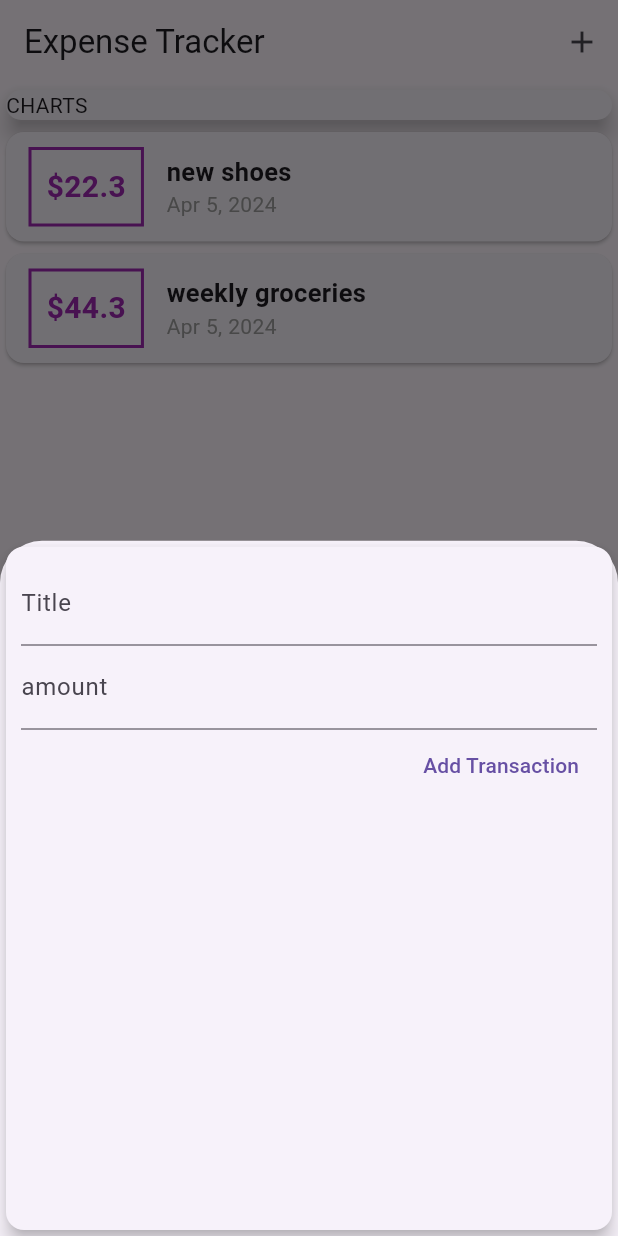
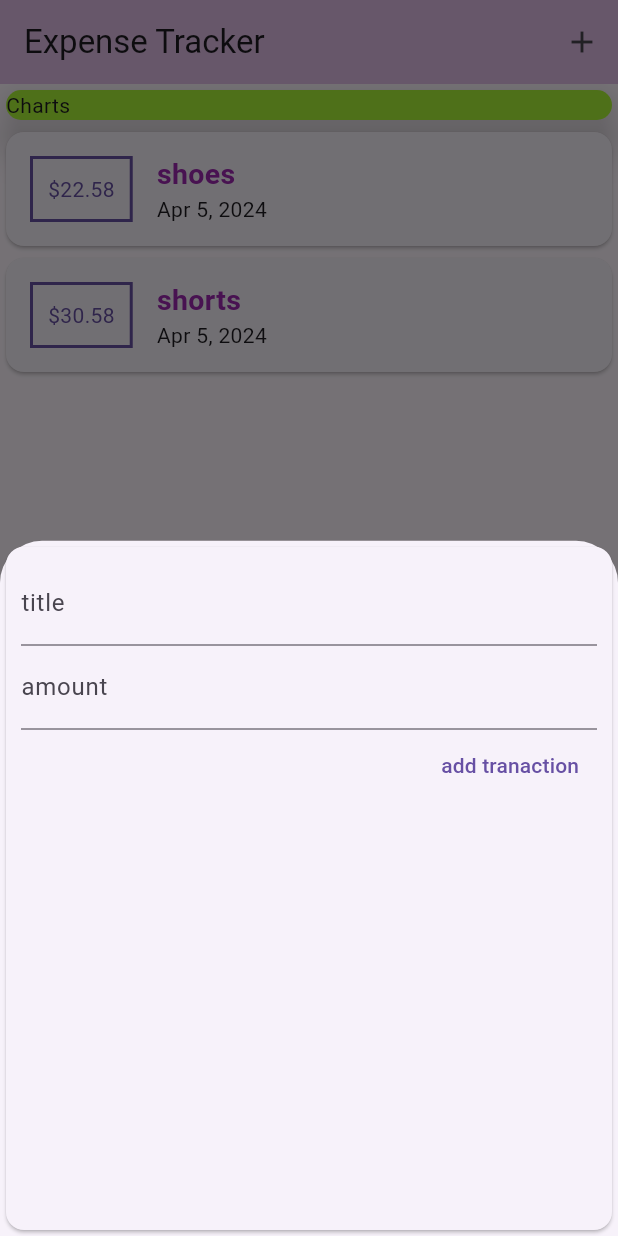
Before and after one commit to Abelmalu/expense-tracker-app, a Flutter app: the screen it shows after launch, after a tap on the "add" icon, on a phone screen of 412 x 824 dp. Run offline on Flutter 3.47's test engine with Material 3 defaults, Android fonts, the light colour scheme and no system bars.

Commit message:
theme made for the app

```diff
--- /dev/null
+++ b/lib/main.dart
@@ -0,0 +1,101 @@
+import 'package:expense_t/models/transaction.dart';
+import 'package:expense_t/widgets/new_transaction.dart';
+import 'package:expense_t/widgets/transaction_list.dart';
+import 'package:flutter/material.dart';
+import 'package:flutter/rendering.dart';
+import 'package:flutter/widgets.dart';
+
+void main() {
+  runApp(MyApp());
+}
+
+class MyApp extends StatelessWidget {
+  @override
+  Widget build(BuildContext context) {
+    return MaterialApp(
+      title: 'Expense Tracker',
+      theme: ThemeData(
+        primarySwatch: Colors.purple,
+      ),
+      home: MyHomePage(),
+    );
+  }
+}
+
+class MyHomePage extends StatefulWidget {
+  @override
+  State<MyHomePage> createState() => _MyHomePageState();
+}
+
+class _MyHomePageState extends State<MyHomePage> {
+  final List<Transaction> _userTranactions = [
+    Transaction(id: 't1', title: 'shoes', amount: 22.58, date: DateTime.now()),
+    Transaction(id: 't2', title: 'shorts', amount: 30.58, date: DateTime.now()),
+  ];
+
+  void _addNewtx(String title, double amount) {
+    print('come on');
+
+    final newTx = Transaction(
+      title: title,
+      amount: amount,
+      id: DateTime.now().toString(),
+      date: DateTime.now(),
+    );
+    setState(() {
+      _userTranactions.add(newTx);
+    });
+  }
+
+  void _startNewTransaction(BuildContext ctx) {
+    showModalBottomSheet(
+        context: ctx,
+        builder: (bctx) {
+          return NewTransaction(_addNewtx);
+        });
+  }
+
+  @override
+  Widget build(BuildContext context) {
+    // TODO: implement build
+    return Scaffold(
+      appBar: AppBar(
+        backgroundColor: Theme.of(context).primaryColorLight,
+        title: Text('Expense Tracker'),
+        actions: [
+          IconButton(
+            icon: Icon(Icons.add),
+            onPressed: () {
+              _startNewTransaction(context);
+            },
+          ),
+        ],
+
+
+      ),
+      body: SingleChildScrollView(
+        child: Column(
+          crossAxisAlignment: CrossAxisAlignment.start,
+          children: [
+            Container(
+              width: double.infinity,
+              child: Card(
+                elevation: 10,
+                color: Color.fromARGB(255, 171, 244, 54),
+                child: Text('Charts'),
+              ),
+            ),
+            TransactionList(_userTranactions),
+          ],
+        ),
+      ),
+      floatingActionButton: FloatingActionButton(
+        child: Icon(Icons.add),
+        onPressed: () {
+          _startNewTransaction(context);
+        },
+      ),
+      floatingActionButtonLocation: FloatingActionButtonLocation.centerFloat,
+    );
+  }
+}
--- a/lib/models/transaction.dart
+++ b/lib/models/transaction.dart
@@ -1,11 +1,12 @@
 class Transaction {
-  final String id;
-  final String title;
-  final double amount;
-  final DateTime date;
+  String id;
+  String title;
+  double amount;
+  DateTime date;
+
   Transaction(
       {required this.id,
+      required this.title,
       required this.amount,
-      required this.title,
       required this.date});
 }
--- a/lib/widgets/main.dart
+++ /dev/null
@@ -1,92 +0,0 @@
-import 'package:expense_t/models/transaction.dart';
-import 'package:expense_t/widgets/new_transaction.dart';
-import 'package:expense_t/widgets/transaction_lsit.dart';
-import 'package:flutter/cupertino.dart';
-import 'package:flutter/material.dart';
-import 'package:flutter/widgets.dart';
-
-void main() {
-  runApp(MaterialApp(home: MyHomepage()));
-}
-
-class MyHomepage extends StatefulWidget {
-  @override
-  State<MyHomepage> createState() => _MyHomepageState();
-}
-
-class _MyHomepageState extends State<MyHomepage> {
-  final List<Transaction> _userTranaction = [
-    Transaction(
-        id: 't1', amount: 22.3, title: 'new shoes', date: DateTime.now()),
-    Transaction(
-        id: 't2',
-        amount: 44.3,
-        title: 'weekly groceries',
-        date: DateTime.now()),
-  ];
-
-  void _addTransaction(String txTitle, double txAmoutn) {
-    final newTx = Transaction(
-      title: txTitle,
-      amount: txAmoutn,
-      date: DateTime.now(),
-      id: DateTime.now().toString(),
-    );
-
-    setState(() {
-      _userTranaction.add(newTx);
-    });
-  }
-
-  // String? titleInput;
-  void _startAddNewtransaction(BuildContext ctx) {
-    showModalBottomSheet(
-        context: ctx,
-        builder: (bCtx) {
-          return NewTransaction(_addTransaction);
-        });
-  }
-
-  @override
-  Widget build(BuildContext context) {
-    return MaterialApp(
-      theme: ThemeData(
-        primarySwatch: Colors.red,
-      ),
-      home: Scaffold(
-        appBar: AppBar(
-          title: Text('Expense Tracker'),
-          actions: [
-            IconButton(
-              onPressed: () {
-                _startAddNewtransaction(context);
-              },
-              icon: Icon(Icons.add),
-            )
-          ],
-        ),
-        body: SingleChildScrollView(
-          child: Column(children: [
-            Container(
-              width: double.infinity,
-              child: Card(
-                elevation: 6,
-                child: Text('CHARTS'),
-              ),
-            ),
-            TransactionList(_userTranaction),
-          ]),
-        ),
-        floatingActionButton: FloatingActionButton(
-          onPressed: () {
-            _startAddNewtransaction(context);
-          },
-          child: Icon(Icons.add),
-
-        ),
-      ),
-    );
-  }
-}
-
-// how can i learn this things to make them play
--- a/lib/widgets/new_transaction.dart
+++ b/lib/widgets/new_transaction.dart
@@ -1,72 +1,59 @@
-import 'package:flutter/cupertino.dart';
 import 'package:flutter/material.dart';
 
 class NewTransaction extends StatefulWidget {
-  final Function addTx;
-
-  NewTransaction(this.addTx);
+  final Function addNewTx;
+  NewTransaction(this.addNewTx);
 
   @override
   State<NewTransaction> createState() => _NewTransactionState();
 }
 
 class _NewTransactionState extends State<NewTransaction> {
-  final titleController = TextEditingController();
+  final titlecontroller = TextEditingController();
 
-  final amountController = TextEditingController();
-
-  void submitData() {
-    final enteredTitle = titleController.text;
-    final enteredAmount = double.parse(amountController.text);
-
-    if (enteredTitle.isEmpty || enteredAmount <= 0) {
-      return;
-    }
-    widget.addTx(
-      titleController.text,
-      double.parse(amountController.text),
-    );
-    Navigator.of(context).pop();
-  }
+  final amountcontroller = TextEditingController();
 
   @override
   Widget build(BuildContext context) {
     return Card(
-      elevation: 5,
       child: Container(
         padding: EdgeInsets.all(10),
-        child: Column(
-          crossAxisAlignment: CrossAxisAlignment.end,
-          children: [
+        child: Column(crossAxisAlignment: CrossAxisAlignment.end, children: [
           TextField(
-              decoration: InputDecoration(labelText: 'Title'),
-              // onChanged: (value) {
-
-              // },
-              controller: titleController,
-              onSubmitted: (_) => submitData(),
+            decoration: InputDecoration(labelText: 'title'),
+            controller: titlecontroller,
+            onSubmitted: (value) {
+              widget.addNewTx(
+                  titlecontroller.text, double.parse(amountcontroller.text));
+              Navigator.of(context).pop();
+            },
           ),
           TextField(
             decoration: InputDecoration(labelText: 'amount'),
-              // onChanged: (value) {
-              //   amountInput = value;
-              // },
-              controller: amountController,
+            controller: amountcontroller,
             keyboardType: TextInputType.number,
-              onSubmitted: (_) => submitData(),
+            onSubmitted: (value) {
+              if (titlecontroller.text.isEmpty ||
+                  double.parse(amountcontroller.text) <= 0) {
+                return;
+              }
+              widget.addNewTx(
+                  titlecontroller.text, double.parse(amountcontroller.text));
+                  Navigator.of(context).pop();
+            },
           ),
           TextButton(
-              // onPressed: () {
-              //   addTx(
-              //     titleController.text,
-              //     double.parse(amountController.text),
-              //   );
-              // },
-              onPressed: () => submitData(),
-              child: Text('Add Transaction'),
-            )
-          ],
-        ),
+              onPressed: () {
+                if (titlecontroller.text.isEmpty ||
+                    double.parse(amountcontroller.text) <= 0) {
+                  return;
+                }
+                widget.addNewTx(
+                    titlecontroller.text, double.parse(amountcontroller.text));
+                    Navigator.of(context).pop();
+              },
+              child: Text('add tranaction')),
+        ]),
       ),
     );
   }
--- /dev/null
+++ b/lib/widgets/transaction_list.dart
@@ -0,0 +1,53 @@
+import 'package:expense_t/models/transaction.dart';
+import 'package:flutter/material.dart';
+import 'package:intl/intl.dart';
+
+class TransactionList extends StatelessWidget {
+  final List<Transaction> transactions;
+
+  TransactionList(this.transactions);
+
+  @override
+  Widget build(BuildContext context) {
+    return Container(
+      height: 300,
+      child: ListView(
+        children: [
+          ...transactions.map((tx) {
+            return Card(
+              child: Row(
+                children: [
+                  Container(
+                      margin: EdgeInsets.all(16),
+                      decoration: BoxDecoration(
+                        border: Border.all(
+                          color: Theme.of(context).primaryColor,
+                          width: 2,
+                        ),
+                      ),
+                      padding: EdgeInsets.all(10),
+                      child: Text('\$${tx.amount.toStringAsFixed(2)}',
+                          style: TextStyle(color: Theme.of(context).primaryColor))),
+                  Column(
+                    crossAxisAlignment: CrossAxisAlignment.start,
+                    children: [
+                      Text(
+                        tx.title.toString(),
+                        style: TextStyle(
+                          fontSize: 19,
+                          fontWeight: FontWeight.bold,
+                          color: Colors.purple,
+                        ),
+                      ),
+                      Text(DateFormat.yMMMd().format(tx.date)),
+                    ],
+                  )
+                ],
+              ),
+            );
+          }).toList()
+        ],
+      ),
+    );
+  }
+}
--- a/lib/widgets/transaction_lsit.dart
+++ /dev/null
@@ -1,61 +0,0 @@
-import 'package:expense_t/models/transaction.dart';
-import 'package:flutter/material.dart';
-import 'package:intl/intl.dart';
-
-class TransactionList extends StatelessWidget {
-  final List transactions;
-
-  TransactionList(this.transactions);
-
-  @override
-  Widget build(BuildContext context) {
-    return Column(
-      children: transactions.map((tx) {
-        return Card(
-            child: Row(
-          children: [
-            Container(
-              margin: EdgeInsets.symmetric(
-                vertical: 10,
-                horizontal: 15,
-              ),
-              decoration: BoxDecoration(
-                border: Border.all(
-                  color: Colors.purple,
-                  width: 2,
-                ),
-              ),
-              padding: EdgeInsets.all(10),
-              child: Text(
-                '\$${tx.amount}',
-                style: TextStyle(
-                  fontWeight: FontWeight.bold,
-                  fontSize: 20,
-                  color: Colors.purple,
-                ),
-              ),
-            ),
-            Column(
-              crossAxisAlignment: CrossAxisAlignment.start,
-              children: [
-                Text(
-                  tx.title,
-                  style: TextStyle(
-                    fontWeight: FontWeight.bold,
-                    fontSize: 17,
-                  ),
-                ),
-                Text(
-                  DateFormat.yMMMd().format(tx.date),
-                  style: TextStyle(
-                    color: Colors.grey,
-                  ),
-                ),
-              ],
-            )
-          ],
-        ));
-      }).toList(),
-    );
-  }
-}
```
Lines whose indentation alone changed are shown as unchanged.
